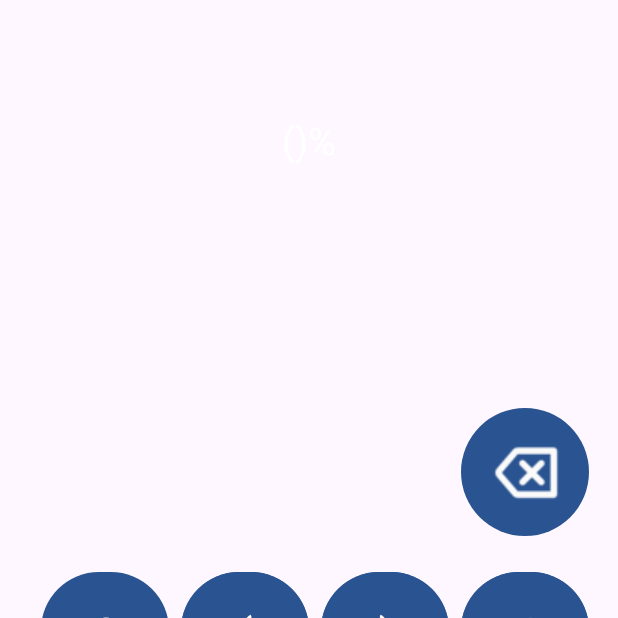
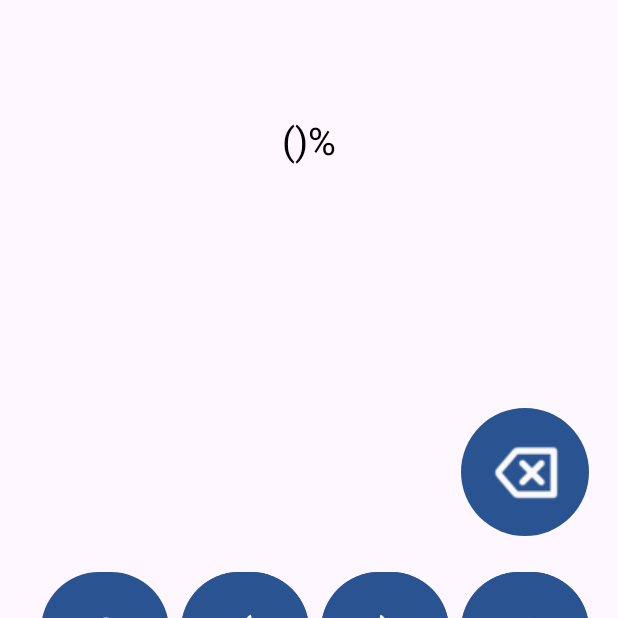
Before and after one commit to Woodhouse15/calculator, an Android app: the screen it shows after launch (MainActivity), after a tap on an icon or button, on a phone screen of 412 x 824 dp, the top half of it. Run offline under Robolectric (Android 15) with nearby library versions, the phone set to English and light mode, and no system bars; libraries missing offline, so code that uses them is left out: com.udojava.evalex; 3 other taps on this screen came first.

```diff
--- a/app/build.gradle.kts
+++ b/app/build.gradle.kts
@@ -9,7 +9,7 @@ android {
     defaultConfig {
         applicationId = "com.example.calculatorapp"
         minSdk = 24
-        targetSdk = 33
+        targetSdk = 34
         versionCode = 1
         versionName = "1.0"
 
@@ -32,7 +32,7 @@ android {
 }
 
 dependencies {
-
+    implementation("com.udojava:EvalEx:2.7")
     implementation("androidx.appcompat:appcompat:1.6.1")
     implementation("com.google.android.material:material:1.10.0")
     implementation("androidx.constraintlayout:constraintlayout:2.1.4")
--- a/app/src/main/res/layout/activity_main.xml
+++ b/app/src/main/res/layout/activity_main.xml
@@ -264,7 +264,8 @@
                 android:textSize="25sp"
                 android:backgroundTint="@color/equalsButton"
                 android:text="@string/equals"
-                android:textColor="@color/white"/>
+                android:textColor="@color/white"
+                android:onClick="equals"/>
         </TableRow>
     </TableLayout>
 
--- a/app/src/main/res/values/strings.xml
+++ b/app/src/main/res/values/strings.xml
@@ -21,4 +21,6 @@
     <string name="close_bracket">)</string>
     <string name="clear">C</string>
     <string name="backspace">backspace</string>
+    <string name="cannot_divide_by_0">Cannot divide by 0</string>
+    <string name="calculator">Calculator error</string>
 </resources>
--- a/app/src/main/res/values/themes.xml
+++ b/app/src/main/res/values/themes.xml
@@ -1,4 +1,4 @@
-<resources xmlns:tools="http://schemas.android.com/tools">
+<resources>
     <!-- Base application theme. -->
     <style name="Base.Theme.CalculatorApp" parent="Theme.Material3.DayNight.NoActionBar">
         <!-- Customize your light theme here. -->
@@ -6,7 +6,7 @@
 
         <item name="colorButtonNormal">@color/gray</item>
         <item name="android:colorButtonNormal">@color/gray</item>
-        <item name="android:textColor">@color/white</item>
+        <item name="android:textColor">@color/black</item>
 
     </style>
 
```
Also changed, not shown: app/src/main/java/com/example/calculatorapp/MainActivity.java (+28 -4 lines).
